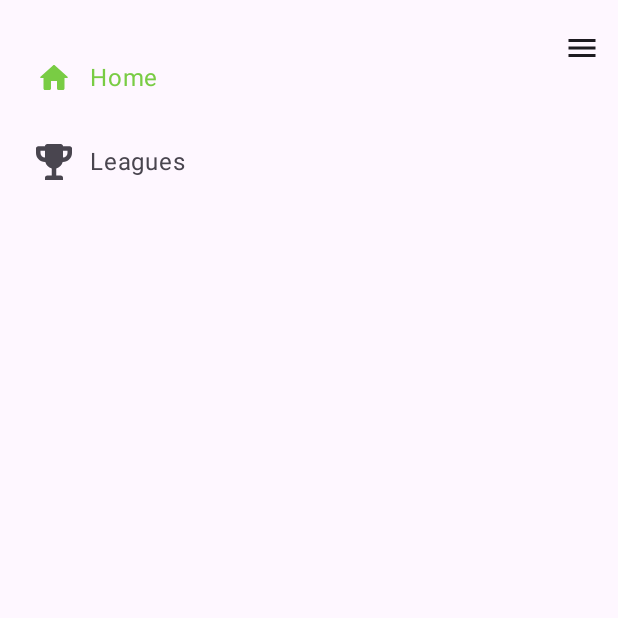
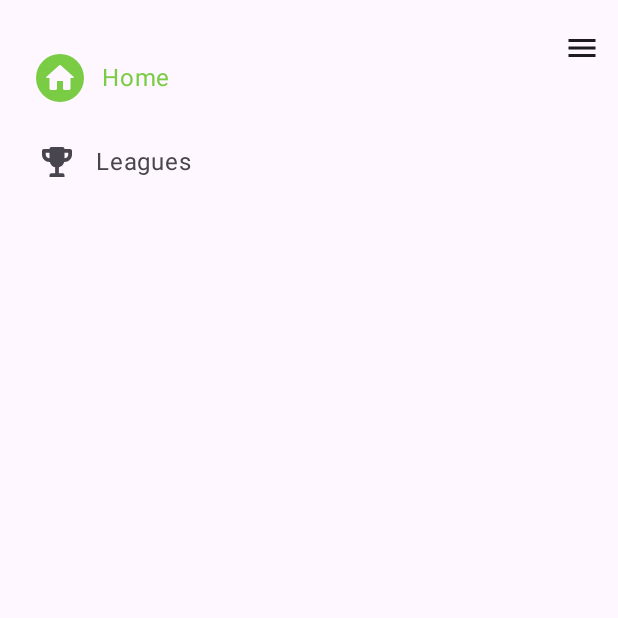
Before and after one commit to joaovq/UpperSports, an Android app built with Jetpack Compose: the screen it shows after launch (MainActivity), after a tap on "Menu hamburg", on a phone screen of 412 x 824 dp, the top half of it. Run offline under Robolectric (Android 15) with nearby library versions, the phone set to English and light mode, and no system bars; our stand-ins replace Timber; libraries missing offline, so code that uses them is left out: io.ktor.serialization; 1 statement that could not run was skipped.

```diff
--- /dev/null
+++ b/app/src/main/java/br/com/joaovq/uppersports/league/presentation/components/OnboardingDrawerSheet.kt
@@ -0,0 +1,81 @@
+package br.com.joaovq.uppersports.league.presentation.components
+
+import androidx.compose.foundation.background
+import androidx.compose.foundation.layout.Column
+import androidx.compose.foundation.layout.Spacer
+import androidx.compose.foundation.layout.height
+import androidx.compose.foundation.layout.padding
+import androidx.compose.foundation.shape.CircleShape
+import androidx.compose.material3.DismissibleDrawerSheet
+import androidx.compose.material3.Icon
+import androidx.compose.material3.MaterialTheme
+import androidx.compose.material3.NavigationDrawerItem
+import androidx.compose.material3.NavigationDrawerItemDefaults
+import androidx.compose.material3.Text
+import androidx.compose.runtime.Composable
+import androidx.compose.ui.ExperimentalComposeUiApi
+import androidx.compose.ui.Modifier
+import androidx.compose.ui.draw.clip
+import androidx.compose.ui.graphics.Color
+import androidx.compose.ui.graphics.RectangleShape
+import androidx.compose.ui.res.painterResource
+import androidx.compose.ui.res.stringResource
+import androidx.compose.ui.unit.dp
+import br.com.joaovq.uppersports.onboarding.nav.navDrawerItems
+import br.com.joaovq.uppersports.ui.theme.LocalSpacing
+import br.com.joaovq.uppersports.ui.utils.NoRippleInteractionSource
+
+@Composable
+fun OnboardingDrawerSheet(
+    modifier: Modifier = Modifier,
+    selectedItem: Int = 0,
+    onClickItem: (Int, String) -> Unit
+) {
+    val spacing = LocalSpacing.current
+    DismissibleDrawerSheet {
+        Column(modifier = modifier.padding(spacing.small)) {
+            Spacer(modifier = Modifier.height(spacing.default))
+            navDrawerItems.forEachIndexed { index, drawerItem ->
+                NavigationDrawerItem(
+                    /*modifier = Modifier.clickable(
+                        MutableInteractionSource(),
+                        indication = null,
+                        onClick = {}
+                    ),*/ interactionSource = NoRippleInteractionSource(),
+                    label = { Text(text = stringResource(id = drawerItem.label)) },
+                    selected = selectedItem == index,
+                    onClick = { onClickItem(index, drawerItem.route) },
+                    colors = NavigationDrawerItemDefaults.colors(
+                        /*selectedContainerColor = MaterialTheme.colorScheme.primary.copy(
+                            alpha = .9f
+                        ),*/
+                        selectedContainerColor = Color.Transparent,
+                        selectedTextColor = MaterialTheme.colorScheme.primary,
+                        selectedIconColor = MaterialTheme.colorScheme.background
+                    ),
+                    icon = {
+                        val colorScheme = MaterialTheme.colorScheme.primary
+                        val selectedBackground =
+                            if (selectedItem == index) colorScheme else Color.Transparent
+                        drawerItem.icon?.let {
+                            Icon(
+                                modifier = Modifier
+                                    .clip(CircleShape)
+                                    .background(selectedBackground)
+                                    .padding(4.dp),
+                                painter = painterResource(id = it),
+                                contentDescription = stringResource(id = drawerItem.label),
+                            )
+                        }
+                    },
+                    badge = {
+                        drawerItem.badgeContent.apply {
+                            if (isNotBlank()) Text(text = this)
+                        }
+                    },
+                    shape = RectangleShape
+                )
+            }
+        }
+    }
+}
--- a/app/src/main/java/br/com/joaovq/uppersports/league/presentation/viewmodel/LeagueDetailViewModel.kt
+++ b/app/src/main/java/br/com/joaovq/uppersports/league/presentation/viewmodel/LeagueDetailViewModel.kt
@@ -7,6 +7,7 @@ import androidx.lifecycle.ViewModel
 import androidx.lifecycle.viewModelScope
 import br.com.joaovq.uppersports.core.utils.http.NetworkResponse
 import br.com.joaovq.uppersports.league.data.remote.model.League
+import br.com.joaovq.uppersports.league.data.remote.model.LeagueResponse
 import br.com.joaovq.uppersports.league.domain.usecase.GetLeagueById
 import kotlinx.coroutines.Dispatchers
 import kotlinx.coroutines.launch
@@ -18,7 +19,7 @@ class LeagueDetailViewModel(
 ) : ViewModel() {
     private val log = Timber.tag(this::class.java.simpleName)
 
-    var league: League? by mutableStateOf(null)
+    var league: LeagueResponse? by mutableStateOf(null)
         private set
 
     fun getLeague(id: Int) {
@@ -26,7 +27,7 @@ class LeagueDetailViewModel(
             getLeagueById(id).let { networkResponse ->
                 when (networkResponse) {
                     is NetworkResponse.Success -> {
-                        league = networkResponse.data.response.firstOrNull()?.league
+                        league = networkResponse.data.response.firstOrNull()
                     }
 
                     else -> {
--- a/app/src/main/java/br/com/joaovq/uppersports/onboarding/OnboardingScreen.kt
+++ b/app/src/main/java/br/com/joaovq/uppersports/onboarding/OnboardingScreen.kt
@@ -3,21 +3,12 @@ package br.com.joaovq.uppersports.onboarding
 import androidx.activity.compose.BackHandler
 import androidx.compose.animation.EnterTransition
 import androidx.compose.animation.ExitTransition
-import androidx.compose.foundation.layout.Column
-import androidx.compose.foundation.layout.Spacer
-import androidx.compose.foundation.layout.height
 import androidx.compose.foundation.layout.padding
 import androidx.compose.foundation.layout.statusBarsPadding
 import androidx.compose.foundation.lazy.LazyColumn
-import androidx.compose.material3.DismissibleDrawerSheet
 import androidx.compose.material3.DismissibleNavigationDrawer
 import androidx.compose.material3.DrawerValue
-import androidx.compose.material3.Icon
-import androidx.compose.material3.MaterialTheme
-import androidx.compose.material3.NavigationDrawerItem
-import androidx.compose.material3.NavigationDrawerItemDefaults
 import androidx.compose.material3.Scaffold
-import androidx.compose.material3.Text
 import androidx.compose.material3.rememberDrawerState
 import androidx.compose.runtime.Composable
 import androidx.compose.runtime.getValue
@@ -26,20 +17,15 @@ import androidx.compose.runtime.rememberCoroutineScope
 import androidx.compose.runtime.saveable.rememberSaveable
 import androidx.compose.runtime.setValue
 import androidx.compose.ui.Modifier
-import androidx.compose.ui.graphics.Color
-import androidx.compose.ui.graphics.RectangleShape
-import androidx.compose.ui.res.painterResource
-import androidx.compose.ui.res.stringResource
 import androidx.compose.ui.tooling.preview.Preview
 import androidx.compose.ui.tooling.preview.PreviewLightDark
 import androidx.navigation.compose.NavHost
 import androidx.navigation.compose.composable
 import androidx.navigation.compose.rememberNavController
+import br.com.joaovq.uppersports.league.presentation.components.OnboardingDrawerSheet
 import br.com.joaovq.uppersports.league.presentation.compose.LeagueListScreen
 import br.com.joaovq.uppersports.league.presentation.viewmodel.LeagueListViewModel
-import br.com.joaovq.uppersports.onboarding.nav.navDrawerItems
 import br.com.joaovq.uppersports.ui.components.UpperSportsTopBar
-import br.com.joaovq.uppersports.ui.theme.LocalSpacing
 import br.com.joaovq.uppersports.ui.theme.UpperSportsTheme
 import kotlinx.coroutines.launch
 import org.koin.androidx.compose.koinViewModel
@@ -49,70 +35,29 @@ fun OnboardingScreen(
     modifier: Modifier = Modifier,
     onNavigateToLeague: (id: Int) -> Unit = {}
 ) {
-    val spacing = LocalSpacing.current
-    val drawerState = rememberDrawerState(
-        initialValue = DrawerValue.Closed,
-        confirmStateChange = { value ->
-            when (value) {
-                DrawerValue.Closed -> true
-                DrawerValue.Open -> true
-            }
-        }
-    )
+    val drawerState = rememberDrawerState(initialValue = DrawerValue.Closed)
     val scope = rememberCoroutineScope()
-    var selectedItem by rememberSaveable {
-        mutableStateOf(0)
-    }
+    var selectedItem by rememberSaveable { mutableStateOf(0) }
     val navController = rememberNavController()
     DismissibleNavigationDrawer(
         modifier = modifier,
         drawerContent = {
-            DismissibleDrawerSheet {
-                Column(modifier = Modifier.padding(spacing.small)) {
-                    Spacer(modifier = Modifier.height(spacing.default))
-                    navDrawerItems.forEachIndexed { index, drawerItem ->
-                        NavigationDrawerItem(
-                            label = { Text(text = stringResource(id = drawerItem.label)) },
-                            selected = selectedItem == index,
-                            onClick = {
-                                scope.launch {
-                                    navController.navigate(drawerItem.route) {
-                                        launchSingleTop = true
-                                        restoreState = true
-                                    }
-                                    selectedItem = index
-                                    drawerState.close()
-                                }
-                            },
-                            colors = NavigationDrawerItemDefaults.colors(
-                                /*selectedContainerColor = MaterialTheme.colorScheme.primary.copy(
-                                    alpha = .9f
-                                ),*/
-                                selectedContainerColor = Color.Transparent,
-                                selectedTextColor = MaterialTheme.colorScheme.primary,
-                                selectedIconColor = MaterialTheme.colorScheme.primary
-                            ),
-                            icon = {
-                                drawerItem.icon?.let {
-                                    Icon(
-                                        painter = painterResource(id = it),
-                                        contentDescription = stringResource(id = drawerItem.label)
-                                    )
-                                }
-                            },
-                            badge = {
-                                drawerItem.badgeContent.apply {
-                                    if (isNotBlank()) Text(text = this)
-                                }
-                            },
-                            shape = RectangleShape
-                        )
+            OnboardingDrawerSheet(
+                selectedItem = selectedItem,
+                onClickItem = { i, route ->
+                    scope.launch {
+                        navController.navigate(route) {
+                            launchSingleTop = true
+                            restoreState = true
+                        }
+                        selectedItem = i
+                        drawerState.close()
                     }
                 }
-            }
+            )
         },
         drawerState = drawerState,
-        gesturesEnabled = false
+        gesturesEnabled = drawerState.isOpen
     ) {
         Scaffold(
             modifier = Modifier.statusBarsPadding(),
--- a/app/src/main/java/br/com/joaovq/uppersports/ui/theme/Theme.kt
+++ b/app/src/main/java/br/com/joaovq/uppersports/ui/theme/Theme.kt
@@ -18,8 +18,8 @@ import androidx.core.view.WindowCompat
 
 private val DarkColorScheme = darkColorScheme(
     primary = Lime,
-    secondary = Black300,
-    tertiary = White,
+    secondary = White,
+    tertiary = Black300,
     onTertiary = Gray200
 )
 
--- /dev/null
+++ b/app/src/main/java/br/com/joaovq/uppersports/ui/utils/NoRippleInteractionSource.kt
@@ -0,0 +1,16 @@
+package br.com.joaovq.uppersports.ui.utils
+
+import androidx.compose.foundation.interaction.Interaction
+import androidx.compose.foundation.interaction.MutableInteractionSource
+import kotlinx.coroutines.flow.Flow
+import kotlinx.coroutines.flow.emptyFlow
+
+class NoRippleInteractionSource : MutableInteractionSource {
+
+    override val interactions: Flow<Interaction> = emptyFlow()
+
+    override suspend fun emit(interaction: Interaction) {}
+
+    override fun tryEmit(interaction: Interaction) = true
+
+}
--- a/app/src/main/res/drawable/ic_trophy.xml
+++ b/app/src/main/res/drawable/ic_trophy.xml
@@ -1,4 +1,4 @@
-<vector android:height="24dp" android:viewportHeight="64"
-    android:viewportWidth="64" android:width="24dp" xmlns:android="http://schemas.android.com/apk/res/android">
+<vector android:height="20dp" android:viewportHeight="64"
+    android:viewportWidth="64" android:width="20dp" xmlns:android="http://schemas.android.com/apk/res/android">
     <path android:fillColor="#231F20" android:pathData="M60,4H48c0,-2.215 -1.789,-4 -4,-4H20c-2.211,0 -4,1.785 -4,4H4C1.789,4 0,5.785 0,8v8c0,8.836 7.164,16 16,16c0.188,0 0.363,-0.051 0.547,-0.059C17.984,37.57 22.379,41.973 28,43.43V56h-8c-2.211,0 -4,1.785 -4,4v4h32v-4c0,-2.215 -1.789,-4 -4,-4h-8V43.43c5.621,-1.457 10.016,-5.859 11.453,-11.488C47.637,31.949 47.812,32 48,32c8.836,0 16,-7.164 16,-16V8C64,5.785 62.211,4 60,4zM8,16v-4h8v12C11.582,24 8,20.414 8,16zM56,16c0,4.414 -3.582,8 -8,8V12h8V16z"/>
 </vector>
--- a/app/src/main/res/values/dimens.xml
+++ b/app/src/main/res/values/dimens.xml
@@ -1,4 +1,4 @@
 <?xml version="1.0" encoding="utf-8"?>
 <resources>
-    <dimen name="splash_screen_icon_size">48dp</dimen>
+    <dimen name="splash_screen_icon_size">220dp</dimen>
 </resources>
--- a/app/src/main/res/values/strings.xml
+++ b/app/src/main/res/values/strings.xml
@@ -2,4 +2,5 @@
     <string name="app_name">UpperSports</string>
     <string name="label_home">Home</string>
     <string name="label_leagues">Leagues</string>
+    <string name="select_your_favorite_team">Select your favorite team</string>
 </resources>
--- a/app/src/main/res/values/themes.xml
+++ b/app/src/main/res/values/themes.xml
@@ -9,7 +9,7 @@
         <item name="windowSplashScreenBackground">@color/black200</item>
         <!-- Use windowSplashScreenAnimatedIcon to add a drawable or an animated
              drawable. -->
-        <item name="windowSplashScreenAnimatedIcon">@mipmap/ic_launcher_round</item>
+        <item name="windowSplashScreenAnimatedIcon">@drawable/splash_screen</item>
         <!-- Set the theme of the Activity that follows your splash screen. -->
         <item name="postSplashScreenTheme">@style/Theme.UpperSports</item>
     </style>
--- a/build.gradle.kts
+++ b/build.gradle.kts
@@ -1,5 +1,6 @@
 // Top-level build file where you can add configuration options common to all sub-projects/modules.
 plugins {
     id("com.android.application") version "8.1.3" apply false
-    id("org.jetbrains.kotlin.android") version "1.8.10" apply false
+    id("org.jetbrains.kotlin.android") version "1.9.10" apply false
+    id("com.google.devtools.ksp") version "1.9.10-1.0.13" apply false
 }
```
Also changed, not shown: app/build.gradle.kts (+19 -4 lines), app/src/main/java/br/com/joaovq/uppersports/league/presentation/compose/LeagueDetailsScreen.kt (+92 -23 lines).
